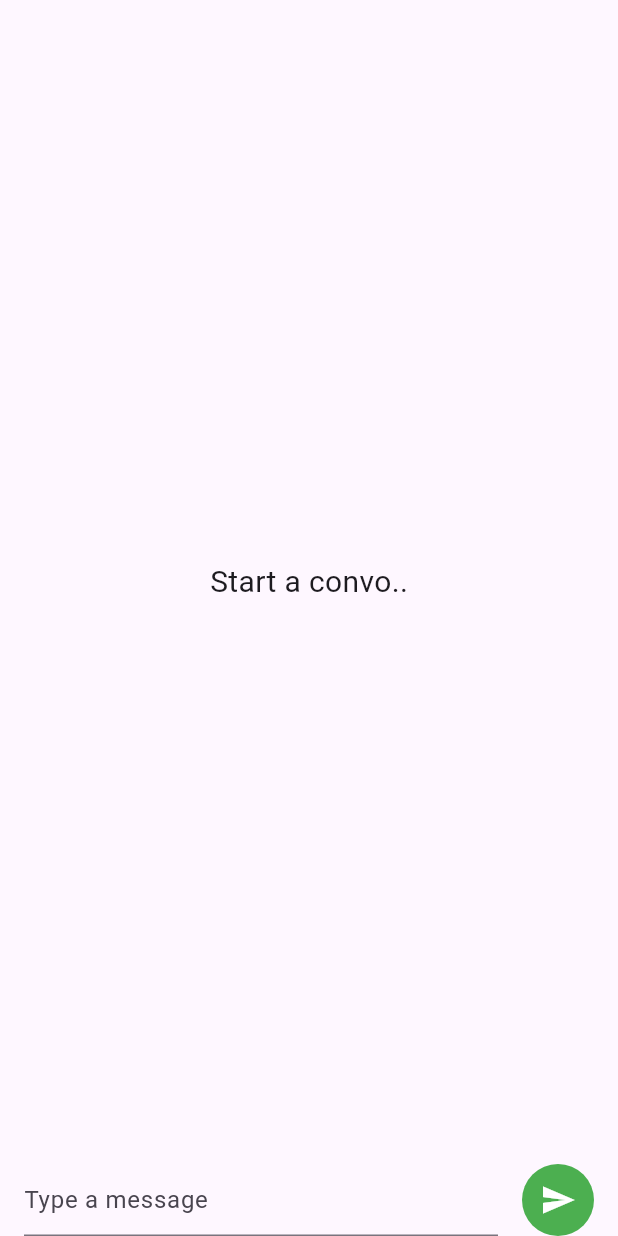
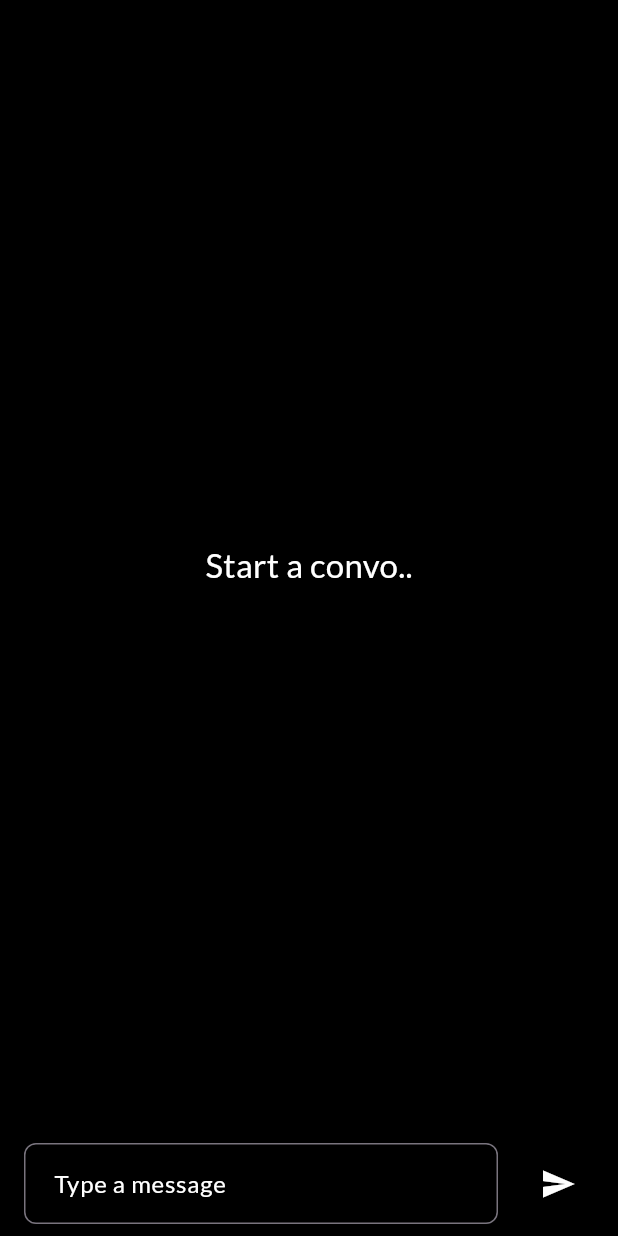
Before and after one commit to 0xAhmd/fake-mind, a Flutter app: the screen it shows after launch, after a tap on the "send" icon, on a phone screen of 412 x 824 dp. Run offline on Flutter 3.47's test engine with Material 3 defaults, Android fonts, the phone set to English and light mode, and no system bars; our stand-ins replace google_fonts.

Commit message:
Add ChatBubble widget, update ChatPage to use it, and enhance UI with new constants and dependencies

```diff
--- a/lib/chat/presentation/chat_page.dart
+++ b/lib/chat/presentation/chat_page.dart
@@ -1,3 +1,4 @@
+import 'package:fake_mind/chat/presentation/chat_bubble.dart';
 import 'package:fake_mind/chat/presentation/chat_provider.dart';
 import 'package:flutter/material.dart';
 import 'package:provider/provider.dart';
@@ -23,14 +24,14 @@ class _ChatPageState extends State<ChatPage> {
                   return const Center(
                     child: Text(
                       'Start a convo..',
-                      style: TextStyle(fontSize: 20),
+                      style: TextStyle(fontSize: 22, color: Colors.white),
                     ),
                   );
                 }
                 return ListView.builder(
                   itemBuilder: (context, index) {
                     final message = chatProvider.messages[index];
-                    return Text(message.content);
+                    return ChatBubble(message: message);
                   },
                   itemCount: chatProvider.messages.length,
                 );
@@ -38,21 +39,52 @@ class _ChatPageState extends State<ChatPage> {
             ),
           ),
 
+          Consumer<ChatProvider>(
+            builder: (context, chatProvider, child) {
+              if (chatProvider.isLoading) {
+                return const Padding(
+                  padding: EdgeInsets.all(16.0),
+                  child: Center(child: CircularProgressIndicator()),
+                );
+              }
+              return const SizedBox.shrink();
+            },
+          ),
+
           Row(
             children: [
               Expanded(
                 child: Padding(
-                  padding: const EdgeInsets.symmetric(horizontal: 16.0),
+                  padding: const EdgeInsets.symmetric(
+                    horizontal: 16.0,
+                    vertical: 8.0,
+                  ),
                   child: TextField(
+                    cursorColor: Colors.white,
+                    style: const TextStyle(color: Colors.white),
                     controller: _controller,
-                    decoration: const InputDecoration(
+                    decoration: InputDecoration(
+                      hintStyle: const TextStyle(color: Colors.white),
                       hintText: 'Type a message',
+                      contentPadding: const EdgeInsets.symmetric(
+                        vertical: 15.0,
+                        horizontal: 16.0,
+                      ),
+
+                      border: OutlineInputBorder(
+                        borderSide: BorderSide(
+                          color: Colors.grey[300]!,
+                          width: 2.0,
+                        ),
+                        borderRadius: BorderRadius.circular(8.0),
+                      ),
+
                       focusedBorder: OutlineInputBorder(
                         borderSide: BorderSide(
-                          color: Colors.greenAccent,
+                          color: Colors.grey[300]!,
                           width: 2.0,
                         ),
-                        borderRadius: BorderRadius.all(Radius.circular(16.0)),
+                        borderRadius: BorderRadius.circular(8.0),
                       ),
                     ),
                   ),
@@ -62,7 +94,7 @@ class _ChatPageState extends State<ChatPage> {
                 margin: const EdgeInsets.only(right: 16.0),
                 decoration: BoxDecoration(
                   shape: BoxShape.circle,
-                  color: Colors.green,
+                  color: Colors.black,
                 ),
                 child: IconButton(
                   icon: const Icon(Icons.send, color: Colors.white),
@@ -71,6 +103,7 @@ class _ChatPageState extends State<ChatPage> {
                     if (content.isNotEmpty) {
                       context.read<ChatProvider>().sendMessage(content);
                       _controller.clear();
+                      FocusScope.of(context).unfocus();
                     }
                   },
                 ),
--- /dev/null
+++ b/lib/constants.dart
@@ -0,0 +1,5 @@
+import 'package:flutter/material.dart';
+
+const kscaffoldBackgroundColor = Colors.black;
+const kChatBubbleUser = Color(0xff42a646);
+const kChatBubbleBot = Color(0xff3a3a3a);
--- a/lib/main.dart
+++ b/lib/main.dart
@@ -1,22 +1,25 @@
 import 'package:fake_mind/chat/presentation/chat_page.dart';
 import 'package:fake_mind/chat/presentation/chat_provider.dart';
+import 'package:fake_mind/constants.dart';
 import 'package:flutter/material.dart';
 import 'package:flutter/services.dart';
+import 'package:google_fonts/google_fonts.dart';
 import 'package:provider/provider.dart';
 
 void main() {
   SystemChrome.setSystemUIOverlayStyle(
     const SystemUiOverlayStyle(
       statusBarColor: Colors.transparent,
-      systemNavigationBarColor: Colors.transparent,
-      systemNavigationBarIconBrightness: Brightness.light,
+      systemNavigationBarColor: kscaffoldBackgroundColor,
       statusBarIconBrightness: Brightness.light,
     ),
   );
-  runApp(ChangeNotifierProvider(
-    create: (context) => ChatProvider(),
-    child: const MyApp(),
-  ));
+  runApp(
+    ChangeNotifierProvider(
+      create: (context) => ChatProvider(),
+      child: const MyApp(),
+    ),
+  );
 }
 
 class MyApp extends StatelessWidget {
@@ -25,6 +28,15 @@ class MyApp extends StatelessWidget {
   // This widget is the root of your application.
   @override
   Widget build(BuildContext context) {
-    return MaterialApp(debugShowCheckedModeBanner: false, home: ChatPage());
+    return MaterialApp(
+      theme: ThemeData(
+        fontFamily: GoogleFonts.lato().fontFamily,
+
+        scaffoldBackgroundColor: kscaffoldBackgroundColor,
+      ),
+
+      debugShowCheckedModeBanner: false,
+      home: ChatPage(),
+    );
   }
 }
--- a/pubspec.yaml
+++ b/pubspec.yaml
@@ -32,7 +32,9 @@ dependencies:
   flutter:
     sdk: flutter
   flutter_dotenv: ^5.2.1
+  google_fonts: ^6.2.1
   http: ^1.3.0
+  path_provider: ^2.1.5
   provider: ^6.1.4
 
 dev_dependencies:
```
Also changed, not shown: lib/chat/presentation/chat_bubble.dart (added, +37 -0 lines), pubspec.lock, 1 other file.
